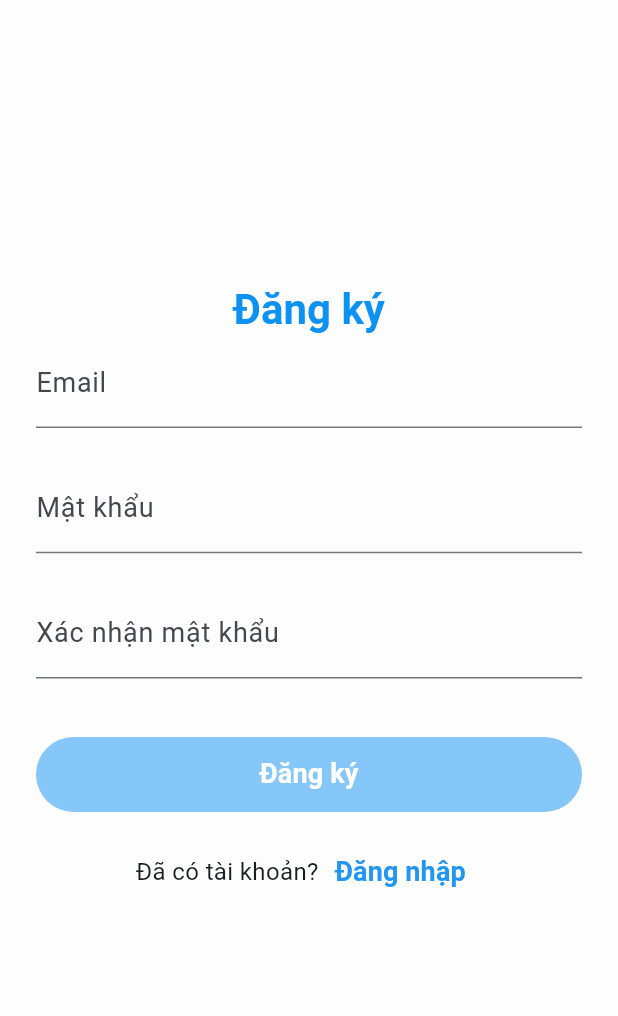
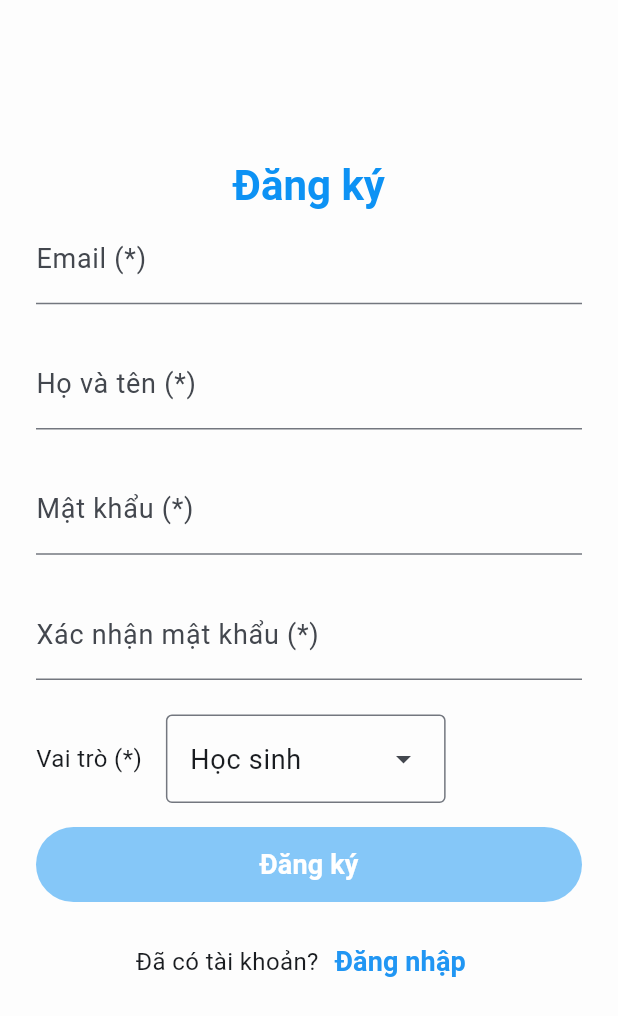
Before and after one commit to huulamthcsyl/e_tutor, a Flutter app: the SignUpPage screen opened directly, on a phone screen of 412 x 824 dp. Shown: the top 1016 px of the screen. Run offline on Flutter 3.47's test engine with Material 3 defaults, Android fonts, the phone set to English and light mode, and no system bars; our stand-ins replace cloud_firestore, dotted_border, equatable, file_picker, firebase_auth, firebase_core and 5 more; missing offline and left inert: const_date_time, easy_pdf_viewer, flow_builder, time_picker_spinner_pop_up; accounts and stored records are empty.

Commit message:
feat: init profile in sign up

```diff
--- a/lib/sign_up/cubit/sign_up_state.dart
+++ b/lib/sign_up/cubit/sign_up_state.dart
@@ -4,6 +4,8 @@ final class SignUpState extends Equatable {
   final Email email;
   final Password password;
   final ConfirmedPassword confirmedPassword;
+  final RequiredText fullName;
+  final String role;
   final FormzSubmissionStatus status;
   final bool isValid;
   final String? errorMessage;
@@ -12,18 +14,22 @@ final class SignUpState extends Equatable {
     this.email = const Email.pure(),
     this.password = const Password.pure(),
     this.confirmedPassword = const ConfirmedPassword.pure(),
+    this.fullName = const RequiredText.pure(),
+    this.role = 'student',
     this.status = FormzSubmissionStatus.initial,
     this.isValid = false,
     this.errorMessage,
   });
 
   @override
-  List<Object?> get props => [email, password, confirmedPassword, status, isValid, errorMessage];
+  List<Object?> get props => [email, password, confirmedPassword, fullName, role, status, isValid, errorMessage];
 
   SignUpState copyWith({
     Email? email,
     Password? password,
     ConfirmedPassword? confirmedPassword,
+    RequiredText? fullName,
+    String? role,
     FormzSubmissionStatus? status,
     bool? isValid,
     String? errorMessage,
@@ -32,6 +38,8 @@ final class SignUpState extends Equatable {
       email: email ?? this.email,
       password: password ?? this.password,
       confirmedPassword: confirmedPassword ?? this.confirmedPassword,
+      fullName: fullName ?? this.fullName,
+      role: role ?? this.role,
       status: status ?? this.status,
       isValid: isValid ?? this.isValid,
       errorMessage: errorMessage,
--- a/lib/sign_up/view/sign_up_form.dart
+++ b/lib/sign_up/view/sign_up_form.dart
@@ -1,3 +1,4 @@
+import 'package:e_tutor/login/view/login_page.dart';
 import 'package:e_tutor/sign_up/sign_up.dart';
 import 'package:flutter/material.dart';
 import 'package:flutter_bloc/flutter_bloc.dart';
@@ -17,6 +18,11 @@ class SignUpForm extends StatelessWidget {
               SnackBar(content: Text(state.errorMessage ?? "Không thể đăng ký")),
             );
         }
+        if(state.status.isSuccess) {
+          Navigator.of(context).pushReplacement(
+            MaterialPageRoute<void>(builder: (_) => const LoginPage()),
+          );
+        }
       },
       child: Expanded(
         child: SingleChildScrollView(
@@ -24,7 +30,7 @@ class SignUpForm extends StatelessWidget {
             padding: const EdgeInsets.all(16.0),
             child: Column(
               children: [
-                SizedBox(height: MediaQuery.sizeOf(context).height * 0.2,),
+                SizedBox(height: MediaQuery.sizeOf(context).height * 0.1,),
                 Text(
                   'Đăng ký',
                   style: Theme.of(context).textTheme.titleLarge?.copyWith(
@@ -32,8 +38,10 @@ class SignUpForm extends StatelessWidget {
                   ),
                 ),
                 _EmailInput(),
+                _FullnameInput(),
                 _PasswordInput(),
                 _ConfirmedPasswordInput(),
+                _RoleSelector(),
                 const SizedBox(height: 16),
                 _SignUpButton(),
                 const SizedBox(height: 16),
@@ -67,9 +75,29 @@ class _EmailInput extends StatelessWidget {
           onChanged: (email) => context.read<SignUpCubit>().emailChanged(email),
           keyboardType: TextInputType.emailAddress,
           decoration: InputDecoration(
-            labelText: 'Email',
+            labelText: 'Email (*)',
             helperText: '',
             errorText: state.email.displayError != null ? "Email không hợp lệ" : null,
+          ),
+        );
+      },
+    );
+  }
+}
+
+class _FullnameInput extends StatelessWidget {
+  @override
+  Widget build(BuildContext context) {
+    return BlocBuilder<SignUpCubit, SignUpState>(
+      buildWhen: (previous, current) => previous.fullName != current.fullName,
+      builder: (context, state) {
+        return TextField(
+          key: const Key('signUpForm_fullNameInput_textField'),
+          onChanged: (fullName) => context.read<SignUpCubit>().fullNameChanged(fullName),
+          decoration: InputDecoration(
+            labelText: 'Họ và tên (*)',
+            helperText: '',
+            errorText: state.fullName.displayError != null ? "Họ và tên không hợp lệ" : null,
           ),
         );
       },
@@ -88,7 +116,7 @@ class _PasswordInput extends StatelessWidget {
           onChanged: (password) => context.read<SignUpCubit>().passwordChanged(password),
           obscureText: true,
           decoration: InputDecoration(
-            labelText: 'Mật khẩu',
+            labelText: 'Mật khẩu (*)',
             helperText: '',
             errorText: state.password.displayError != null ? "Mật khẩu không hợp lệ" : null,
           ),
@@ -109,10 +137,48 @@ class _ConfirmedPasswordInput extends StatelessWidget {
           onChanged: (confirmedPassword) => context.read<SignUpCubit>().confirmedPasswordChanged(confirmedPassword),
           obscureText: true,
           decoration: InputDecoration(
-            labelText: 'Xác nhận mật khẩu',
+            labelText: 'Xác nhận mật khẩu (*)',
             helperText: '',
             errorText: state.confirmedPassword.displayError != null ? "Mật khẩu xác nhận không khớp" : null,
           ),
+        );
+      },
+    );
+  }
+}
+
+class _RoleSelector extends StatelessWidget {
+  @override
+  Widget build(BuildContext context) {
+    return BlocBuilder<SignUpCubit, SignUpState>(
+      buildWhen: (previous, current) => previous.role != current.role,
+      builder: (context, state) {
+        return Row(
+          children: [
+            Text(
+              'Vai trò (*)',
+              style: Theme.of(context).textTheme.bodyMedium,
+            ),
+            const SizedBox(width: 16),
+            DropdownMenu<String>(
+              initialSelection: 'student',
+              onSelected: (value) => context.read<SignUpCubit>().roleChanged(value ?? 'student'),
+              dropdownMenuEntries: const [
+                DropdownMenuEntry(
+                  value: 'student',
+                  label: 'Học sinh',
+                ),
+                DropdownMenuEntry(
+                  value: 'tutor',
+                  label: 'Gia sư',
+                ),
+                DropdownMenuEntry(
+                  value: 'parent',
+                  label: 'Phụ huynh',
+                ),
+              ],
+            ),
+          ],
         );
       },
     );
--- a/lib/sign_up/view/sign_up_page.dart
+++ b/lib/sign_up/view/sign_up_page.dart
@@ -2,6 +2,7 @@ import 'package:authentication_repository/authentication_repository.dart';
 import 'package:e_tutor/sign_up/sign_up.dart';
 import 'package:flutter/material.dart';
 import 'package:flutter_bloc/flutter_bloc.dart';
+import 'package:profile_repository/profile_repository.dart';
 
 class SignUpPage extends StatelessWidget {
   const SignUpPage({super.key});
@@ -16,6 +17,7 @@ class SignUpPage extends StatelessWidget {
         child: BlocProvider<SignUpCubit>(
           create: (context) => SignUpCubit(
             context.read<AuthenticationRepository>(),
+            context.read<ProfileRepository>(),
           ),
           child: const SignUpForm(),
         )
--- a/packages/authentication_repository/lib/src/authentication_repository.dart
+++ b/packages/authentication_repository/lib/src/authentication_repository.dart
@@ -61,9 +61,10 @@ class AuthenticationRepository {
     });
   }
 
-  Future<void> signUp({required String email, required String password}) async {
+  Future<String> signUp({required String email, required String password}) async {
     try {
-      await _firebaseAuth.createUserWithEmailAndPassword(email: email, password: password);
+      final user = await _firebaseAuth.createUserWithEmailAndPassword(email: email, password: password);
+      return user.user!.uid;
     } on firebase_auth.FirebaseAuthException catch (e) {
       throw SignUpWithEmailAndPasswordFailure.fromCode(e.code);
     }
--- a/packages/profile_repository/lib/src/profile_repository.dart
+++ b/packages/profile_repository/lib/src/profile_repository.dart
@@ -77,7 +77,7 @@ class ProfileRepository {
   }
 
   Future<void> createProfile(Profile profile) {
-    return _firestore.collection('profiles').add({
+    return _firestore.collection('profiles').doc(profile.id).set({
       'name': profile.name,
       'birthDate': profile.birthDate,
       'address': profile.address,
```
Also changed, not shown: lib/sign_up/cubit/sign_up_cubit.dart (+24 -2 lines).
